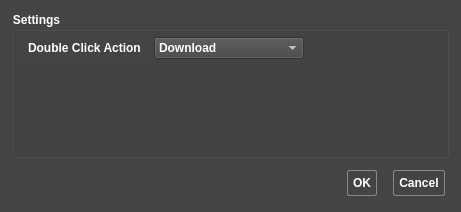
Qt form ApolloExplorerPC/dialogpreferences.ui (ronybeck/ApolloExplorer) before a commit.
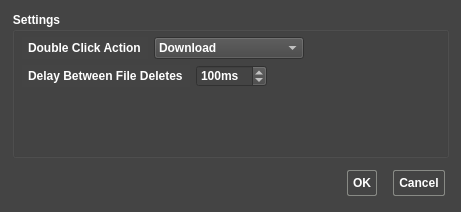
The same form after that commit. Icons and pictures are not drawn.

What changed in the file:
```diff
--- a/ApolloExplorerPC/dialogpreferences.ui
+++ b/ApolloExplorerPC/dialogpreferences.ui
@@ -136,6 +136,52 @@
         </item>
        </layout>
       </item>
+      <item>
+       <layout class="QHBoxLayout" name="horizontalLayout_2">
+        <item>
+         <widget class="QLabel" name="label_2">
+          <property name="toolTip">
+           <string>Some combinations of OS, file system and drive type can have strange effects when deleting lots of files in quick succession.  This allows a configurable delay between each file to help combat such issues.</string>
+          </property>
+          <property name="text">
+           <string>Delay Between File Deletes</string>
+          </property>
+         </widget>
+        </item>
+        <item>
+         <widget class="QSpinBox" name="spinBoxDeleteDelay">
+          <property name="toolTip">
+           <string>&lt;html&gt;&lt;head/&gt;&lt;body&gt;&lt;p&gt;Some combinations of OS, file system and drive type can have strange effects when deleting lots of files in quick succession.  This allows a configurable delay between each file to help combat such issues.&lt;/p&gt;&lt;/body&gt;&lt;/html&gt;</string>
+          </property>
+          <property name="suffix">
+           <string>ms</string>
+          </property>
+          <property name="minimum">
+           <number>10</number>
+          </property>
+          <property name="maximum">
+           <number>2000</number>
+          </property>
+          <property name="value">
+           <number>100</number>
+          </property>
+         </widget>
+        </item>
+        <item>
+         <spacer name="horizontalSpacer_2">
+          <property name="orientation">
+           <enum>Qt::Horizontal</enum>
+          </property>
+          <property name="sizeHint" stdset="0">
+           <size>
+            <width>40</width>
+            <height>20</height>
+           </size>
+          </property>
+         </spacer>
+        </item>
+       </layout>
+      </item>
       <item>
        <spacer name="verticalSpacer">
         <property name="orientation">
```
Left out of the diff: 6 changed lines with no effect on the pictures.
